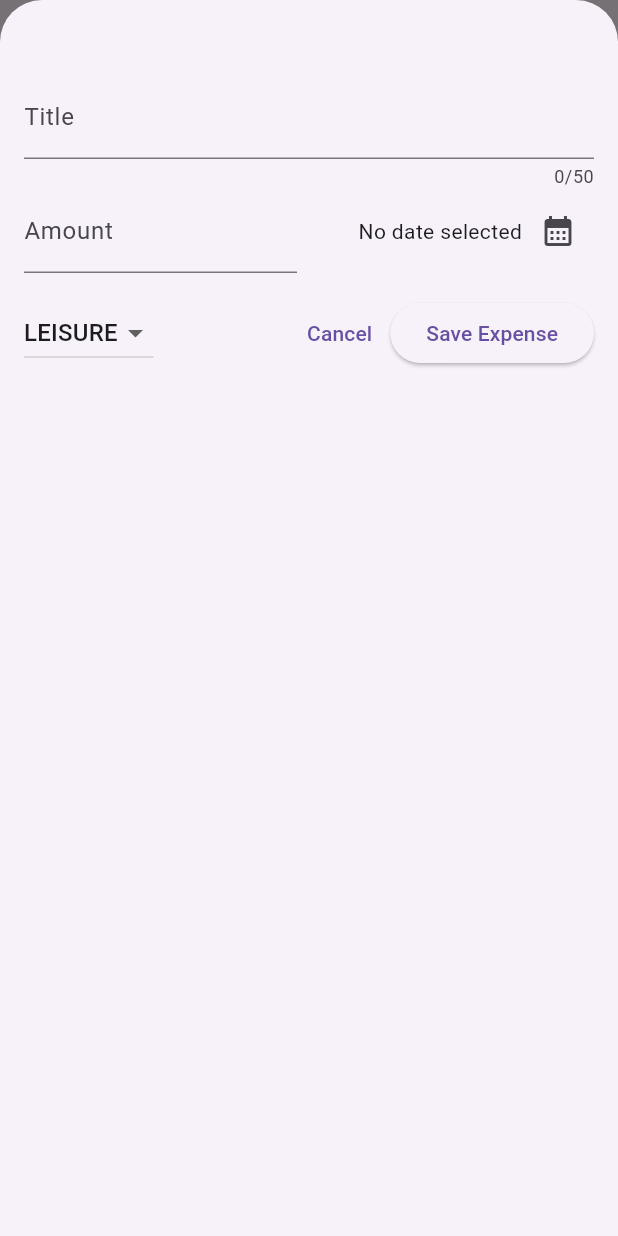
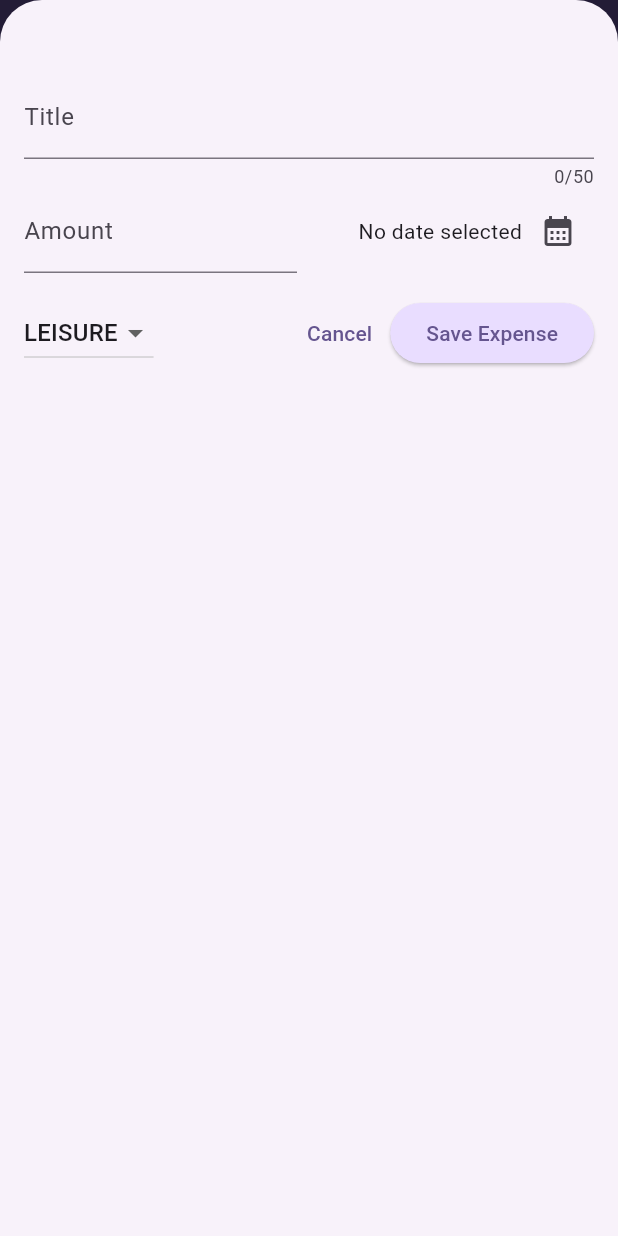
Before and after one commit to Vipin-V/expense_tracker, a Flutter app: the screen it shows after launch, after a tap on the "add" icon, on a phone screen of 412 x 824 dp. Run offline on Flutter 3.47's test engine with Material 3 defaults, Android fonts, the phone set to English and light mode, and no system bars.

Commit message:
dark mode added

```diff
--- a/lib/main.dart
+++ b/lib/main.dart
@@ -1,11 +1,61 @@
 import 'package:expense_tracker/widgets/expenses.dart';
 import 'package:flutter/material.dart';
 
+var kColorScheme = ColorScheme.fromSeed(
+  seedColor: const Color.fromARGB(255, 96, 59, 181),
+);
+
+var kDarkColorScheme = ColorScheme.fromSeed(
+  seedColor: const Color.fromARGB(255, 5, 99, 125),
+);
+
 void main() {
   runApp(
-    const MaterialApp(
+    MaterialApp(
       debugShowCheckedModeBanner: false,
-      home: Expenses(),
+      darkTheme: ThemeData.dark().copyWith(
+        brightness: Brightness.dark,
+        colorScheme: kDarkColorScheme,
+        cardTheme: const CardTheme().copyWith(
+          color: kDarkColorScheme.secondaryContainer,
+          margin: const EdgeInsets.symmetric(
+            horizontal: 16,
+            vertical: 8,
+          ),
+        ),
+        elevatedButtonTheme: ElevatedButtonThemeData(
+          style: ElevatedButton.styleFrom(
+            backgroundColor: kDarkColorScheme.primaryContainer,
+            foregroundColor: kDarkColorScheme.onPrimaryContainer,
+          ),
+        ),
+      ),
+      theme: ThemeData().copyWith(
+        colorScheme: kColorScheme,
+        appBarTheme: const AppBarTheme().copyWith(
+          backgroundColor: kColorScheme.onPrimaryContainer,
+          foregroundColor: kColorScheme.primaryContainer,
+        ),
+        cardTheme: const CardTheme().copyWith(
+          color: kColorScheme.secondaryContainer,
+          margin: const EdgeInsets.symmetric(
+            horizontal: 16,
+            vertical: 8,
+          ),
+        ),
+        elevatedButtonTheme: ElevatedButtonThemeData(
+          style: ElevatedButton.styleFrom(
+              backgroundColor: kColorScheme.primaryContainer),
+        ),
+        textTheme: ThemeData().textTheme.copyWith(
+              titleLarge: TextStyle(
+                fontWeight: FontWeight.bold,
+                color: kColorScheme.onSecondaryContainer,
+                fontSize: 16,
+              ),
+            ),
+      ),
+      home: const Expenses(),
     ),
   );
 }
--- a/lib/widgets/expenses_list/expense_item.dart
+++ b/lib/widgets/expenses_list/expense_item.dart
@@ -15,8 +15,12 @@ class ExpenseItem extends StatelessWidget {
           vertical: 16,
         ),
         child: Column(
+          crossAxisAlignment: CrossAxisAlignment.start,
           children: [
-            Text(expense.title),
+            Text(
+              expense.title,
+              style: Theme.of(context).textTheme.titleLarge,
+            ),
             const SizedBox(
               height: 4,
             ),
--- a/lib/widgets/expenses_list/expenses_list.dart
+++ b/lib/widgets/expenses_list/expenses_list.dart
@@ -14,6 +14,12 @@ class ExpensesList extends StatelessWidget {
     return ListView.builder(
       itemCount: expenses.length,
       itemBuilder: (ctx, index) => Dismissible(
+        background: Container(
+          color: Theme.of(context).colorScheme.error.withOpacity(0.75),
+          margin: EdgeInsets.symmetric(
+            horizontal: Theme.of(context).cardTheme.margin!.horizontal,
+          ),
+        ),
         key: ValueKey(expenses[index]),
         onDismissed: (direction) {
           onRemoveExpense(expenses[index]);
```
